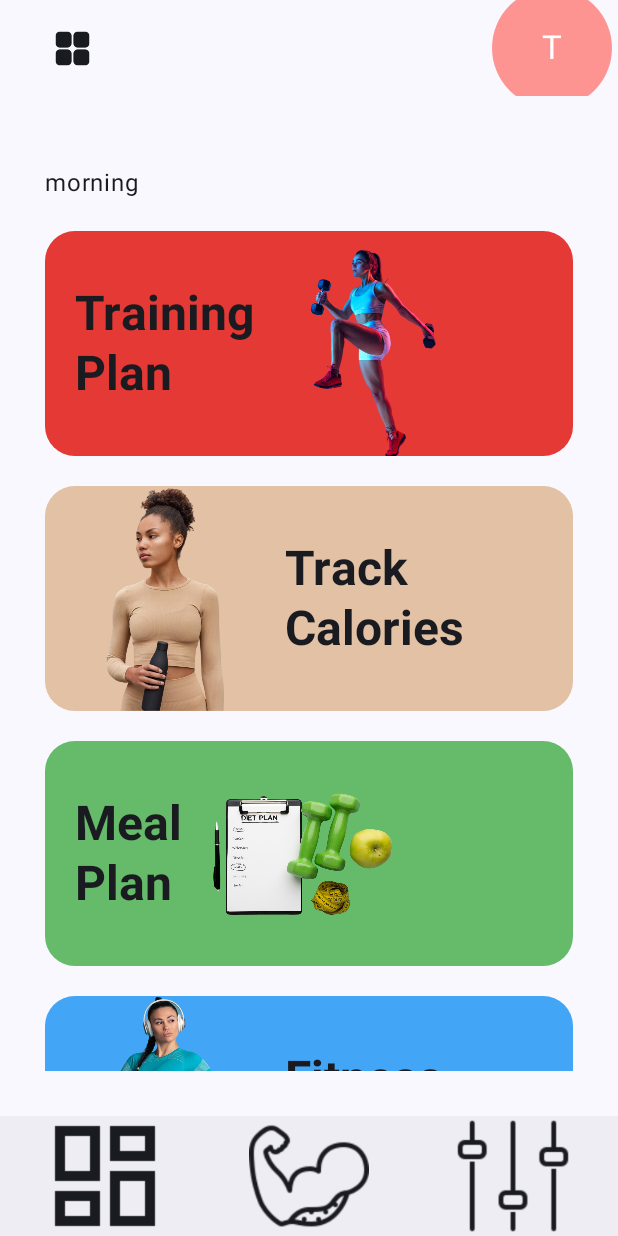
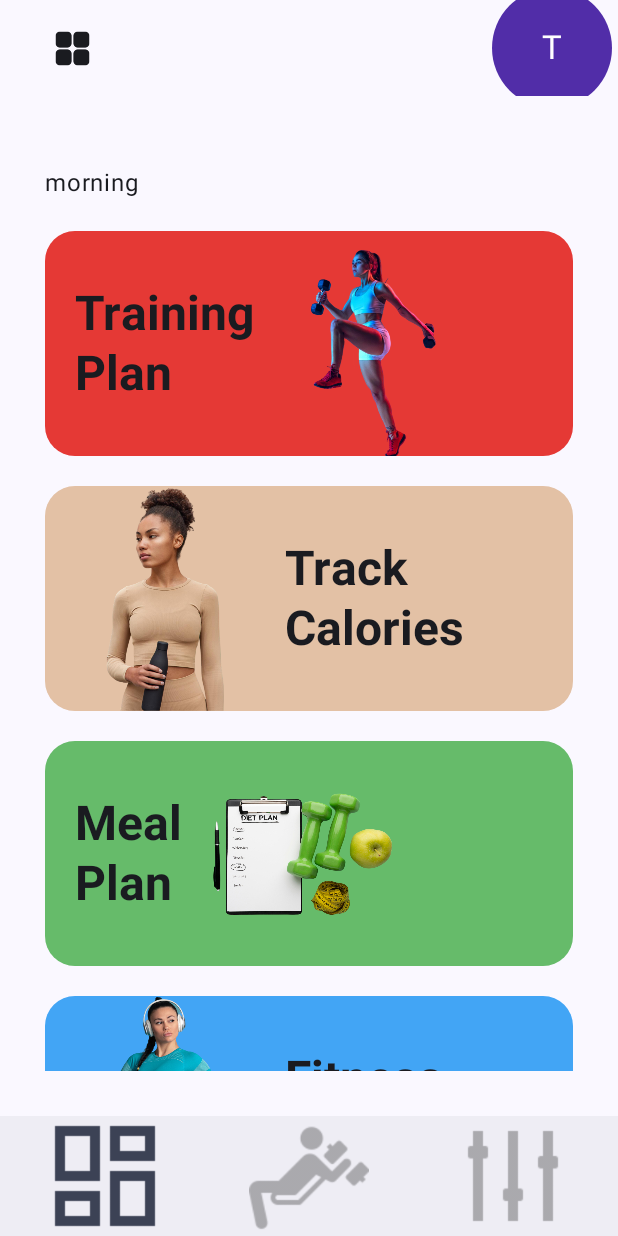
Before and after one commit to Endurely-Co/Endurely-Android, an Android app built with Jetpack Compose: the DashboardScreen screen opened through its navigation route, after a tap on "Dashboard", on a phone screen of 412 x 824 dp. Run offline under Robolectric (Android 15) with nearby library versions, the phone set to English and light mode, and no system bars; our stand-ins replace constraintlayout-compose; 1 statement that could not run was skipped.

```diff
--- a/app/src/main/java/dev/gbenga/endurely/dashboard/DashboardScreen.kt
+++ b/app/src/main/java/dev/gbenga/endurely/dashboard/DashboardScreen.kt
@@ -32,6 +32,7 @@ import dev.gbenga.endurely.R
 import dev.gbenga.endurely.main.EndurelyBottomBar
 import dev.gbenga.endurely.navigation.EndureNavigation
 import dev.gbenga.endurely.ui.theme.Orange
+import dev.gbenga.endurely.ui.theme.Purple
 import dev.gbenga.endurely.ui.theme.largePadding
 import dev.gbenga.endurely.ui.theme.normalPadding
 import kotlinx.coroutines.launch
@@ -77,7 +78,7 @@ fun DashboardScreenContent(dashboardUiState: DashboardUiState, onInValidUser: ()
             }, actions = {
                 TextButton(onClick = {},modifier = Modifier
                     .drawBehind {
-                        drawCircle(color = Color(Orange), radius = 60f)
+                        drawCircle(color = Color(Purple), radius = 60f)
                     }
                     .size(80.dp)
                     .padding(horizontal = largePadding) ) {
--- a/app/src/main/java/dev/gbenga/endurely/main/EndurelyBottomBarViewModel.kt
+++ b/app/src/main/java/dev/gbenga/endurely/main/EndurelyBottomBarViewModel.kt
@@ -20,10 +20,10 @@ class EndurelyBottomBarViewModel : EndureNavViewModel() {
             it.copy(bottomBarItems = listOf(
                 EndurelyBottomBar(icon =R.drawable.dashboard_ic,
                     name = Tokens.dashboard, route = Dashboard),
-                EndurelyBottomBar(icon =R.drawable.triceps,
+                EndurelyBottomBar(icon =R.drawable.fitness,
                     name = Tokens.gymRoutine, route = GymRoutine
                 ),
-                EndurelyBottomBar(icon =R.drawable.settings_ic,
+                EndurelyBottomBar(icon =R.drawable.adjust_icc,
                     name = Tokens.settings, route = Settings
                 )
             ))
--- a/app/src/main/java/dev/gbenga/endurely/main/EndurelyBottombar.kt
+++ b/app/src/main/java/dev/gbenga/endurely/main/EndurelyBottombar.kt
@@ -1,6 +1,8 @@
 package dev.gbenga.endurely.main
 
 import android.annotation.SuppressLint
+import androidx.compose.animation.animateColorAsState
+import androidx.compose.animation.core.animateFloatAsState
 import androidx.compose.foundation.clickable
 import androidx.compose.foundation.layout.Arrangement
 import androidx.compose.foundation.layout.Column
@@ -13,10 +15,17 @@ import androidx.compose.material3.Icon
 import androidx.compose.material3.MaterialTheme
 import androidx.compose.material3.Text
 import androidx.compose.runtime.Composable
+import androidx.compose.runtime.LaunchedEffect
 import androidx.compose.runtime.getValue
+import androidx.compose.runtime.mutableIntStateOf
+import androidx.compose.runtime.mutableStateOf
+import androidx.compose.runtime.remember
+import androidx.compose.runtime.setValue
 import androidx.compose.ui.Alignment
 import androidx.compose.ui.Modifier
+import androidx.compose.ui.graphics.Color
 import androidx.compose.ui.res.painterResource
+import androidx.compose.ui.text.font.FontWeight
 import androidx.compose.ui.unit.sp
 import androidx.lifecycle.compose.collectAsStateWithLifecycle
 import dev.gbenga.endurely.ui.theme.xLargePadding
@@ -28,18 +37,26 @@ fun EndurelyBottomBar(onItemClick: (Int) -> Unit,
                       viewModel: EndurelyBottomBarViewModel = koinViewModel()) {
 
     val uiState by viewModel.bbUiState.collectAsStateWithLifecycle()
+    var selectedIndex by remember { mutableIntStateOf(0) }
+    val iconDefaultColor =  Color.DarkGray.copy(alpha = .4f)
+    val primary =  MaterialTheme.colorScheme.secondary
+
 
     BottomAppBar(modifier = Modifier.fillMaxWidth(), contentPadding = PaddingValues(horizontal = xLargePadding)) {
 
         Row(modifier = Modifier.fillMaxWidth(), horizontalArrangement = Arrangement.SpaceBetween) {
             uiState.bottomBarItems.forEachIndexed { index,  bottomRoute ->
+
                     Column(modifier = Modifier.clickable {
+                        selectedIndex = index
                         onItemClick(index)
                     }.wrapContentSize(), horizontalAlignment = Alignment.CenterHorizontally) {
                         Icon(painter = painterResource(bottomRoute.icon),
-                            contentDescription = "")
+                            contentDescription = "", tint = if (index == selectedIndex) primary else iconDefaultColor )
                         Text(bottomRoute.name, style = MaterialTheme.typography
-                            .bodySmall.copy(fontSize = 9.sp))
+                            .bodySmall.copy(fontSize = 9.sp,
+                                fontWeight = if (index == selectedIndex) FontWeight.Bold else FontWeight.Normal,
+                                color = if (index == selectedIndex) primary else iconDefaultColor))
                     }
                 }
         }
```
Also changed, not shown: app/src/main/res/drawable/adjust_ic.png (deleted), app/src/main/res/drawable/adjust_icc.png (added), app/src/main/res/drawable/biceps.png (deleted), app/src/main/res/drawable/fitness.png (added), app/src/main/res/drawable/triceps.png (deleted).
